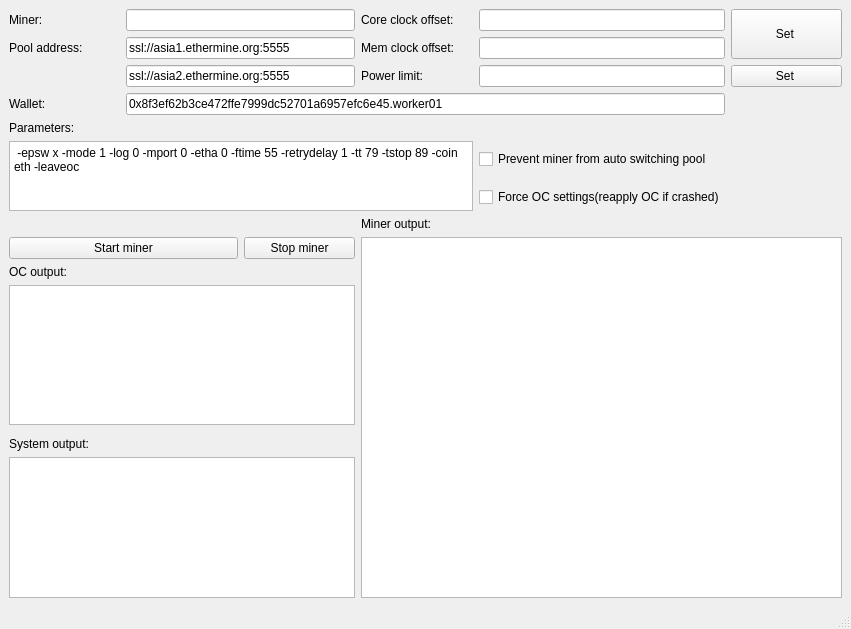
Qt form MinerMan/mainwindow.ui (kimphg/SmartGear) before a commit.
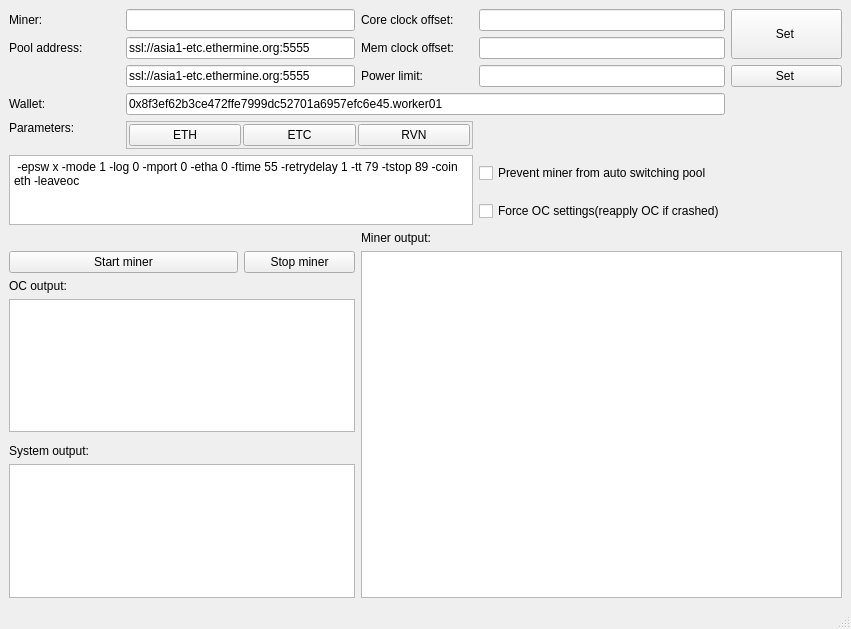
The same form after that commit.

What changed in the file:
```diff
--- a/MinerMan/mainwindow.ui
+++ b/MinerMan/mainwindow.ui
@@ -85,7 +85,7 @@
        </sizepolicy>
       </property>
       <property name="text">
-       <string>ssl://asia2.ethermine.org:5555</string>
+       <string>ssl://asia1-etc.ethermine.org:5555</string>
       </property>
      </widget>
     </item>
@@ -102,7 +102,7 @@
     <item row="1" column="1" colspan="2">
      <widget class="QLineEdit" name="lineEdit_pool1">
       <property name="text">
-       <string>ssl://asia1.ethermine.org:5555</string>
+       <string>ssl://asia1-etc.ethermine.org:5555</string>
       </property>
      </widget>
     </item>
@@ -227,6 +227,72 @@
       </property>
      </widget>
     </item>
+    <item row="4" column="1" colspan="3">
+     <widget class="QFrame" name="frame">
+      <property name="frameShape">
+       <enum>QFrame::StyledPanel</enum>
+      </property>
+      <property name="frameShadow">
+       <enum>QFrame::Raised</enum>
+      </property>
+      <layout class="QGridLayout" name="gridLayout_2">
+       <property name="leftMargin">
+        <number>2</number>
+       </property>
+       <property name="topMargin">
+        <number>2</number>
+       </property>
+       <property name="rightMargin">
+        <number>2</number>
+       </property>
+       <property name="bottomMargin">
+        <number>2</number>
+       </property>
+       <property name="spacing">
+        <number>2</number>
+       </property>
+       <item row="0" column="0">
+        <widget class="QPushButton" name="pushButton_3">
+         <property name="text">
+          <string>ETH</string>
+         </property>
+         <property name="checkable">
+          <bool>true</bool>
+         </property>
+         <property name="autoExclusive">
+          <bool>true</bool>
+         </property>
+        </widget>
+       </item>
+       <item row="0" column="1">
+        <widget class="QPushButton" name="pushButton_4">
+         <property name="text">
+          <string>ETC</string>
+         </property>
+         <property name="checkable">
+          <bool>true</bool>
+         </property>
+         <property name="autoExclusive">
+          <bool>true</bool>
+         </property>
+        </widget>
+       </item>
+       <item row="0" column="2">
+        <widget class="QPushButton" name="pushButton_5">
+         <property name="text">
+          <string>RVN</string>
+         </property>
+         <property name="checkable">
+          <bool>true</bool>
+         </property>
+         <property name="autoExclusive">
+          <bool>true</bool>
+         </property>
+        </widget>
+       </item>
+      </layout>
+     </widget>
+    </item>
    </layout>
   </widget>
   <widget class="QStatusBar" name="statusbar"/>
```
